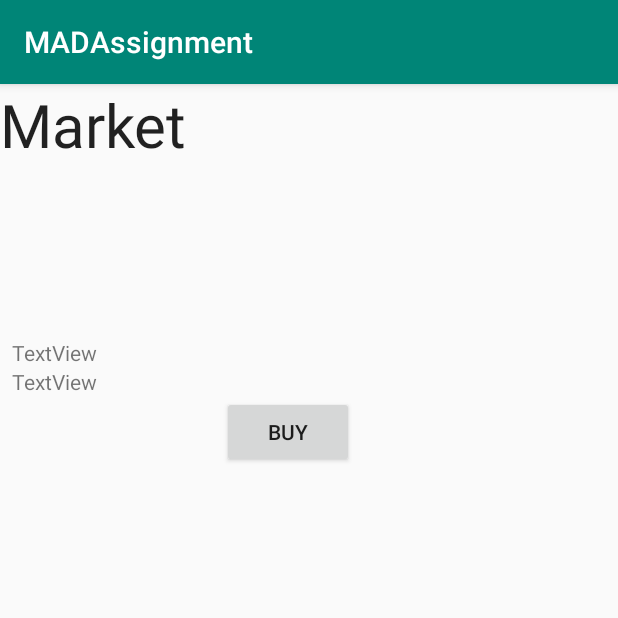
After one commit to Naes0/MADAssignment, an Android app: the MarketActivity screen opened directly, with no data from a screen before it, on a phone screen of 412 x 824 dp, the top half of it. The commit adds this screen. Run offline under Robolectric (Android 15) with nearby library versions, the phone set to English and light mode, and no system bars.

Commit message:
app resets, working on market

```diff
--- a/app/src/main/AndroidManifest.xml
+++ b/app/src/main/AndroidManifest.xml
@@ -16,7 +16,8 @@
                 <category android:name="android.intent.category.LAUNCHER" />
             </intent-filter>
         </activity>
-        <activity android:name=".NavigationActivity"></activity>
+        <activity android:name=".NavigationActivity" />
+        <activity android:name=".MarketActivity"></activity>
     </application>
 
 </manifest>
--- a/app/src/main/java/com/naes0/madassignment/MainActivity.java
+++ b/app/src/main/java/com/naes0/madassignment/MainActivity.java
@@ -21,7 +21,9 @@ public class MainActivity extends AppCompatActivity
             @Override
             public void onClick(View view)
             {
-                startActivity(new Intent(MainActivity.this, NavigationActivity.class));
+
+                Intent intent = new Intent(MainActivity.this, NavigationActivity.class);
+                startActivity(intent);
             }
         });
     }
--- /dev/null
+++ b/app/src/main/java/com/naes0/madassignment/MarketActivity.java
@@ -0,0 +1,16 @@
+package com.naes0.madassignment;
+
+import android.support.v7.app.AppCompatActivity;
+import android.os.Bundle;
+
+public class MarketActivity extends AppCompatActivity
+{
+
+    @Override
+    protected void onCreate(Bundle savedInstanceState)
+    {
+        super.onCreate(savedInstanceState);
+        setContentView(R.layout.activity_market);
+
+    }
+}
--- /dev/null
+++ b/app/src/main/res/layout/activity_market.xml
@@ -0,0 +1,70 @@
+<?xml version="1.0" encoding="utf-8"?>
+<android.support.constraint.ConstraintLayout xmlns:android="http://schemas.android.com/apk/res/android"
+    xmlns:app="http://schemas.android.com/apk/res-auto"
+    xmlns:tools="http://schemas.android.com/tools"
+    android:layout_width="match_parent"
+    android:layout_height="match_parent"
+    tools:context=".MarketActivity">
+
+    <TextView
+        android:id="@+id/textView"
+        android:layout_width="wrap_content"
+        android:layout_height="wrap_content"
+        android:gravity="center"
+        android:text="Market"
+        android:textAppearance="@style/TextAppearance.AppCompat.Headline"
+        android:textSize="40dp"
+        tools:layout_editor_absoluteX="129dp"
+        tools:layout_editor_absoluteY="16dp" />
+
+    <FrameLayout
+        android:id="@+id/frameLayout"
+        android:layout_width="match_parent"
+        android:layout_height="87dp"
+        android:layout_marginStart="8dp"
+        android:layout_marginLeft="8dp"
+        android:layout_marginTop="20dp"
+        android:layout_marginEnd="8dp"
+        android:layout_marginRight="8dp"
+        app:layout_constraintEnd_toEndOf="parent"
+        app:layout_constraintHorizontal_bias="0.0"
+        app:layout_constraintStart_toStartOf="parent"
+        app:layout_constraintTop_toBottomOf="@+id/textView">
+
+    </FrameLayout>
+
+    <LinearLayout
+        android:layout_width="368dp"
+        android:layout_height="95dp"
+        android:layout_marginStart="8dp"
+        android:layout_marginLeft="8dp"
+        android:layout_marginTop="8dp"
+        android:layout_marginEnd="8dp"
+        android:layout_marginRight="8dp"
+        android:orientation="vertical"
+        app:layout_constraintEnd_toEndOf="parent"
+        app:layout_constraintHorizontal_bias="0.0"
+        app:layout_constraintStart_toStartOf="parent"
+        app:layout_constraintTop_toBottomOf="@+id/frameLayout">
+
+        <TextView
+            android:id="@+id/value"
+            android:layout_width="match_parent"
+            android:layout_height="wrap_content"
+            android:text="TextView" />
+
+        <TextView
+            android:id="@+id/mass"
+            android:layout_width="match_parent"
+            android:layout_height="wrap_content"
+            android:text="TextView" />
+
+        <Button
+            android:id="@+id/buy"
+            android:layout_width="wrap_content"
+            android:layout_height="wrap_content"
+            android:layout_gravity="center"
+            android:text="Buy" />
+    </LinearLayout>
+
+</android.support.constraint.ConstraintLayout>
```
Also changed, not shown: app/src/main/java/com/naes0/madassignment/AreaInfoFrag.java (+17 -4 lines), app/src/main/java/com/naes0/madassignment/GameData.java (+10 -2 lines), app/src/main/java/com/naes0/madassignment/NavigationActivity.java (+31 -5 lines), app/src/main/java/com/naes0/madassignment/StatusBarFrag.java (+5 -2 lines).
